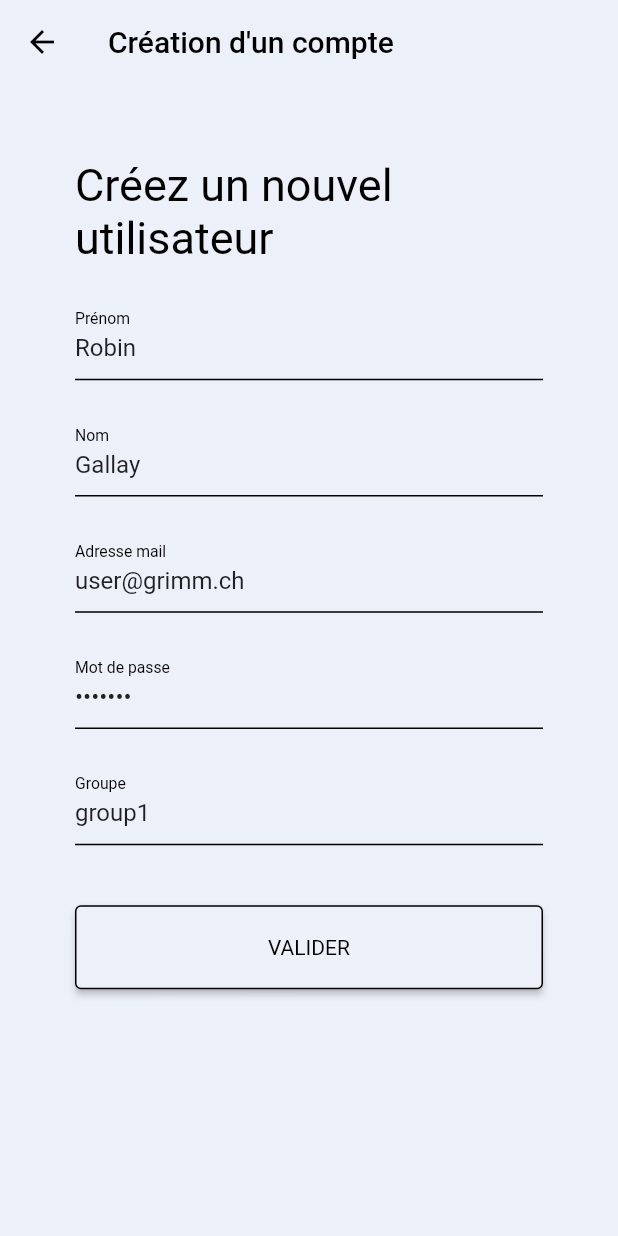
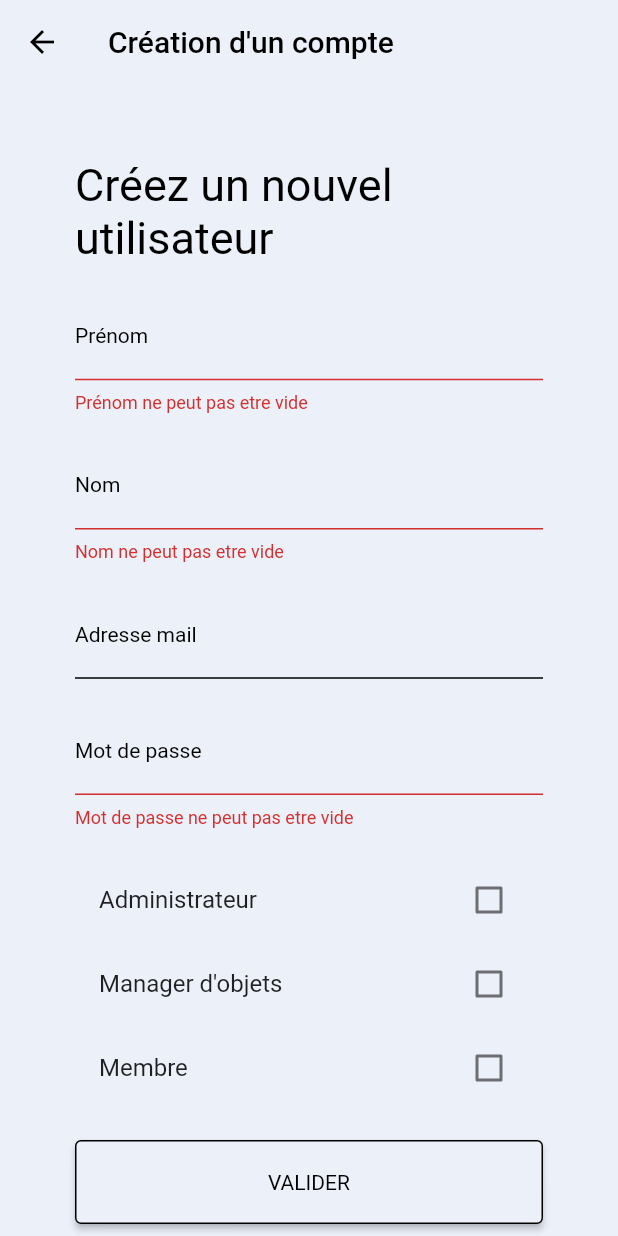
Before and after one commit to khrid/HES_646-2_Projects_GRIMM_Scanner, a Flutter app: the CreateAccountScreen screen opened by its route, after a tap on "VALIDER", on a phone screen of 412 x 824 dp. Run offline on Flutter 3.47's test engine with Material 2 defaults, Android fonts, the phone set to English and light mode, and no system bars; our stand-ins replace cloud_firestore, firebase_auth, firebase_core, qr_flutter; missing offline and left inert: flutter_barcode_scanner; accounts and stored records are empty; Roboto replaces fonts that are missing (Raleway-Regular).

Commit message:
Gestion des groupes

```diff
--- a/lib/models/grimm_user.dart
+++ b/lib/models/grimm_user.dart
@@ -14,7 +14,9 @@ class GrimmUser {
   GrimmUser(
       {this.firstname = "",
       this.name = "",
-      this.email =""});
+      this.email = "",
+      required this.groups});
+
   /// Returns a readable MyUser object
   String toString() {
     return "GrimmUser{uid:" +
--- a/lib/pages/create_account.dart
+++ b/lib/pages/create_account.dart
@@ -5,7 +5,6 @@
 import 'package:flutter/cupertino.dart';
 import 'package:flutter/material.dart';
 import 'package:grimm_scanner/models/grimm_user.dart';
-import 'package:grimm_scanner/pages/items_detail.dart';
 import 'package:grimm_scanner/service/AuthenticationService.dart';
 
 class CreateAccountScreen extends StatefulWidget {
@@ -18,17 +17,18 @@ class CreateAccountScreen extends StatefulWidget {
 }
 
 class _CreateAccountState extends State<CreateAccountScreen> {
-  bool isServiceProvider = false; // TODO : gérer le serviceProvider
   final _key = GlobalKey<FormState>();
   final AuthenticationService _auth = AuthenticationService(); // app du service d'autentification pour ensuite appeler la méthode signIn()
 
-  bool isChecked = false;
-  bool isUploading = false;
-  TextEditingController lastnameController = new TextEditingController(text: "Gallay"); // controlleur du name
-  TextEditingController firstnameController = new TextEditingController(text: "Robin"); // controlleur du prenom
-  TextEditingController emailController = new TextEditingController(text: "user@grimm.ch");// controlleur du email
-  TextEditingController passwordController = new TextEditingController(text: "test123");// controlleur du password
-  TextEditingController groupController = new TextEditingController(text: "group1");// controlleur du group
+  bool isAdmin = false;
+  bool isObjectManager = false;
+  bool isMember = false;
+
+  TextEditingController lastnameController = new TextEditingController(); // controlleur du name
+  TextEditingController firstnameController = new TextEditingController(); // controlleur du prenom
+  TextEditingController emailController = new TextEditingController();// controlleur du email
+  TextEditingController passwordController = new TextEditingController();// controlleur du password
+  TextEditingController groupController = new TextEditingController();// controlleur du group
 
 
   @override
@@ -43,7 +43,6 @@ class _CreateAccountState extends State<CreateAccountScreen> {
       errorMessage = message;
     });
   }
-
 
   @override
   Widget build(context) {
@@ -200,37 +199,41 @@ class _CreateAccountState extends State<CreateAccountScreen> {
             SizedBox(
               height: 20,
             ),
-            TextFormField(
-              controller: groupController,
-              validator: (value) {
-                          if (value == null || value.isEmpty) {
-                            return 'Groupe ne peut pas etre vide';
-                          } else
-                            return null;
-                        },
-              decoration: InputDecoration(
-                labelText: 'Groupe',
-                labelStyle: TextStyle(
-                  fontFamily: "Raleway-Regular",
-                  fontSize: 14.0,
-                  color: Colors.black,
-                ),
-                enabledBorder: UnderlineInputBorder(
-                  borderSide: BorderSide(
-                    color: Colors.black,
-                  ),
-                ),
-                focusedBorder: UnderlineInputBorder(
-                  borderSide: BorderSide(
-                    color: Colors.black,
-                  ),
-                ),
-              ),
-              textInputAction: TextInputAction.next,
-              cursorColor: Theme.of(context).backgroundColor,
+            CheckboxListTile(
+              title: Text("Administrateur"),
+              tileColor: Theme.of(context).primaryColor,
+              checkColor: Colors.white,
+              activeColor: Colors.black,
+              value: isAdmin,
+              onChanged: (bool? value) {
+                setState(() {
+                  isAdmin = value!;
+                });
+              },
             ),
-            SizedBox(
-              height: 20,
+            CheckboxListTile(
+              title: Text("Manager d'objets"),
+              tileColor: Theme.of(context).primaryColor,
+              checkColor: Colors.white,
+              activeColor: Colors.black,
+              value: isObjectManager,
+              onChanged: (bool? value) {
+                setState(() {
+                  isObjectManager = value!;
+                });
+              },
+            ),
+            CheckboxListTile(
+              title: Text("Membre"),
+              tileColor: Theme.of(context).primaryColor,
+              checkColor: Colors.white,
+              activeColor: Colors.black,
+              value: isMember,
+              onChanged: (bool? value) {
+                setState(() {
+                  isMember = value!;
+                });
+              },
             ),
             SizedBox(
               height: 20,
@@ -245,11 +248,24 @@ class _CreateAccountState extends State<CreateAccountScreen> {
 
               ),
                  onPressed: () async { // ici on gère si l'entrée est valide ou non et on crée le User, puis le modelUser
+
+                              //TODO : amélioration possible, code pas ouf mais ça fonctionne
+                              var tab = [];
+                              if (isAdmin) {
+                                tab.add("Administrateur");
+                              }
+                              if (isMember) {
+                                tab.add("Membre");
+                              }
+                              if (isObjectManager) {
+                                tab.add("ObjectManager");
+                              }
                               if (_key.currentState!.validate()) {
                                 GrimmUser grimmUser = GrimmUser(
                                     name: lastnameController.text,
                                     firstname: firstnameController.text,
-                                    email: emailController.text);
+                                    email: emailController.text,
+                                    groups: tab);
                                 Object? result = await _auth.signUp(
                                     email: emailController.text,
                                     password: passwordController.text,
--- a/lib/service/AuthenticationService.dart
+++ b/lib/service/AuthenticationService.dart
@@ -11,7 +11,7 @@ class AuthenticationService {
   /// create user object base on FirebaseUser
   GrimmUser? _userFromFirebaseUser(User user) {
     if (user == null) return null;
-    GrimmUser grimmUser = GrimmUser();
+    GrimmUser grimmUser = GrimmUser(groups: []);
     grimmUser.setEmail(_auth.currentUser!.email.toString());
     grimmUser.setUid(user.uid);
     grimmUser.populateUserInfoFromFirestore();
```
